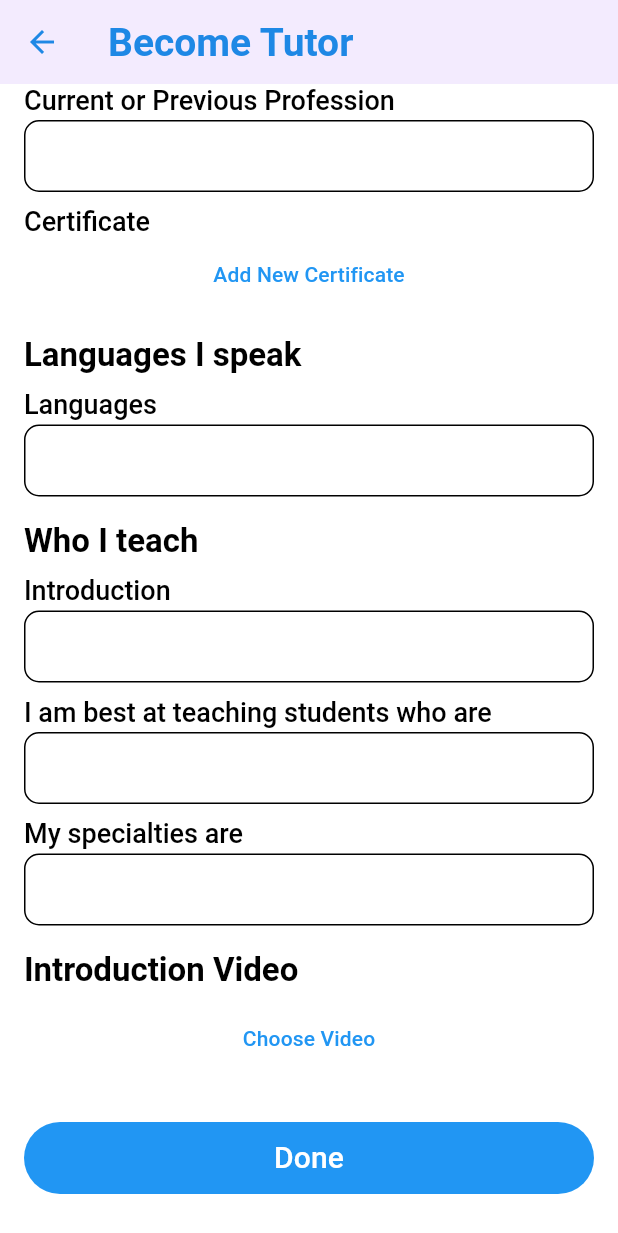
After one commit to nguyentrongnhan1412/advancedmobileproject, a Flutter app: the BecomeTutorView screen opened by its route, scrolled down 573 dp, after a tap on "Add New Certificate", on a phone screen of 412 x 824 dp. The commit adds this screen. Shown: the top 1233 px of the screen. Run offline on Flutter 3.47's test engine with Material 2 defaults, Android fonts, the phone set to English and light mode, and no system bars.

Commit message:
add become tutor view and booking view

```diff
--- a/lettutor/lib/main.dart
+++ b/lettutor/lib/main.dart
@@ -5,6 +5,8 @@ import 'package:lettutor/views/authentication/register_view.dart';
 import 'package:lettutor/views/authentication/forgot_password_view.dart';
 import 'package:lettutor/pages/navigation_page.dart';
 import 'package:lettutor/views/course_detail_view.dart';
+import 'package:lettutor/views/become_tutor_view.dart';
+import 'package:lettutor/views/booking_detail_view.dart';
 
 void main() {
   runApp(const Lettutor());
@@ -56,6 +58,8 @@ class Lettutor extends StatelessWidget {
         Routes.forgotPassword: (context) => const ForgotPasswordView(),
         Routes.main: (context) => const NavigationPage(),
         Routes.courseDetail: (context) => const CourseDetailView(),
+        Routes.becomeTutor: (context) => const BecomeTutorView(),
+        Routes.bookingDetail: (context) => const BookingDetailView(),
       }
     );
   }
--- /dev/null
+++ b/lettutor/lib/views/become_tutor_view.dart
@@ -0,0 +1,364 @@
+import 'package:flutter/material.dart';
+import 'package:lettutor/widgets/select_date.dart';
+
+class BecomeTutorView extends StatefulWidget {
+  const BecomeTutorView({Key? key}) : super(key: key);
+
+  @override
+  State<BecomeTutorView> createState() => _BecomeTutorViewState();
+}
+
+class _BecomeTutorViewState extends State<BecomeTutorView> {
+  @override
+  Widget build(BuildContext context) {
+    return Scaffold(
+      appBar: AppBar(
+        elevation: 0,
+        backgroundColor: Colors.white,
+        leading: BackButton(
+          color: Colors.blue[600],
+        ),
+        title: Text(
+          'Become Tutor',
+          style: Theme.of(context).textTheme.displayMedium,
+        ),
+      ),
+
+      body: SingleChildScrollView(
+        padding: const EdgeInsets.all(16),
+        child: Column(
+          crossAxisAlignment: CrossAxisAlignment.stretch,
+          children: [
+            Text(
+              'Basic Info',
+              style: Theme.of(context).textTheme.headline3,
+            ),
+
+            Row(
+              children: [
+                Column(
+                  children: [
+                    Image.asset(
+                      'assets/user/user-avatar.jpg',
+                      width: 100,
+                      height: 100,
+                    ),
+                    TextButton(
+                      onPressed: () {},
+                      child: const Text('Upload'),
+                    ),
+                  ],
+                ),
+
+                const SizedBox(width: 16),
+
+                Expanded(
+                  child: Column(
+                    crossAxisAlignment: CrossAxisAlignment.start,
+                    children: [
+                      Text(
+                        'Tutoring Name',
+                        style: Theme.of(context).textTheme.headlineMedium,
+                      ),
+
+                      const SizedBox(height: 2),
+
+                      const TextField(
+                        decoration: InputDecoration(
+                          contentPadding: EdgeInsets.symmetric(
+                            vertical: 4,
+                            horizontal: 8,
+                          ),
+                          border: OutlineInputBorder(
+                            borderSide: BorderSide(color: Colors.grey, width: 2),
+                            borderRadius: BorderRadius.all(Radius.circular(10)),
+                          ),
+                        ),
+                      ),
+
+                      const SizedBox(height: 8),
+
+                      Text(
+                        'I am from',
+                        style: Theme.of(context).textTheme.headlineMedium,
+                      ),
+
+                      const SizedBox(height: 2),
+
+                      const TextField(
+                        decoration: InputDecoration(
+                          contentPadding: EdgeInsets.symmetric(
+                            vertical: 4,
+                            horizontal: 8,
+                          ),
+                          border: OutlineInputBorder(
+                            borderSide: BorderSide(color: Colors.grey, width: 2),
+                            borderRadius: BorderRadius.all(Radius.circular(10)),
+                          ),
+                        ),
+                      ),
+
+                      const SizedBox(height: 8),
+
+                      Text(
+                        'Date of Birth',
+                        style: Theme.of(context).textTheme.headlineMedium,
+                      ),
+
+                      const SizedBox(height: 2),
+
+                      const SelectDate(),
+
+                    ],
+                  ),
+                ),
+              ],
+            ),
+
+            const SizedBox(height: 16),
+
+            Text(
+              'CV',
+              style: Theme.of(context).textTheme.displaySmall,
+            ),
+
+            const SizedBox(height: 8),
+
+            Text(
+              'Interests',
+              style: Theme.of(context).textTheme.headlineMedium,
+            ),
+
+            const SizedBox(height: 2),
+
+            const TextField(
+              decoration: InputDecoration(
+                contentPadding: EdgeInsets.symmetric(
+                  vertical: 4,
+                  horizontal: 8,
+                ),
+                border: OutlineInputBorder(
+                  borderSide: BorderSide(color: Colors.grey, width: 2),
+                  borderRadius: BorderRadius.all(Radius.circular(10)),
+                ),
+              ),
+            ),
+
+            const SizedBox(height: 8),
+
+            Text(
+              'Education',
+              style: Theme.of(context).textTheme.headlineMedium,
+            ),
+
+            const SizedBox(height: 2),
+
+            const TextField(
+              decoration: InputDecoration(
+                contentPadding: EdgeInsets.symmetric(
+                  vertical: 4,
+                  horizontal: 8,
+                ),
+                border: OutlineInputBorder(
+                  borderSide: BorderSide(color: Colors.grey, width: 2),
+                  borderRadius: BorderRadius.all(Radius.circular(10)),
+                ),
+              ),
+            ),
+
+            const SizedBox(height: 8),
+
+            Text(
+              'Experience',
+              style: Theme.of(context).textTheme.headlineMedium,
+            ),
+
+            const SizedBox(height: 2),
+
+            const TextField(
+              decoration: InputDecoration(
+                contentPadding: EdgeInsets.symmetric(
+                  vertical: 4,
+                  horizontal: 8,
+                ),
+                border: OutlineInputBorder(
+                  borderSide: BorderSide(color: Colors.grey, width: 2),
+                  borderRadius: BorderRadius.all(Radius.circular(10)),
+                ),
+              ),
+            ),
+
+            const SizedBox(height: 8),
+
+            Text(
+              'Current or Previous Profession',
+              style: Theme.of(context).textTheme.headlineMedium,
+            ),
+
+            const SizedBox(height: 2),
+
+            const TextField(
+              decoration: InputDecoration(
+                contentPadding: EdgeInsets.symmetric(
+                  vertical: 4,
+                  horizontal: 8,
+                ),
+                border: OutlineInputBorder(
+                  borderSide: BorderSide(color: Colors.grey, width: 2),
+                  borderRadius: BorderRadius.all(Radius.circular(10)),
+                ),
+              ),
+            ),
+
+            const SizedBox(height: 8),
+
+            Text(
+              'Certificate',
+              style: Theme.of(context).textTheme.headlineMedium,
+            ),
+
+            TextButton(
+              onPressed: () {},
+              child: const Text('Add New Certificate'),
+            ),
+
+            const SizedBox(height: 16),
+
+            Text(
+              'Languages I speak',
+              style: Theme.of(context).textTheme.displaySmall,
+            ),
+
+            const SizedBox(height: 8),
+
+            Text(
+              'Languages',
+              style: Theme.of(context).textTheme.headlineMedium,
+            ),
+
+            const SizedBox(height: 2),
+
+            const TextField(
+              decoration: InputDecoration(
+                contentPadding: EdgeInsets.symmetric(
+                  vertical: 4,
+                  horizontal: 8,
+                ),
+                border: OutlineInputBorder(
+                  borderSide: BorderSide(color: Colors.grey, width: 2),
+                  borderRadius: BorderRadius.all(Radius.circular(10)),
+                ),
+              ),
+            ),
+
+            const SizedBox(height: 16),
+
+            Text(
+              'Who I teach',
+              style: Theme.of(context).textTheme.displaySmall,
+            ),
+
+            const SizedBox(height: 8),
+
+            Text(
+              'Introduction',
+              style: Theme.of(context).textTheme.headlineMedium,
+            ),
+
+            const SizedBox(height: 2),
+
+            const TextField(
+              decoration: InputDecoration(
+                contentPadding: EdgeInsets.symmetric(
+                  vertical: 4,
+                  horizontal: 8,
+                ),
+                border: OutlineInputBorder(
+                  borderSide: BorderSide(color: Colors.grey, width: 2),
+                  borderRadius: BorderRadius.all(Radius.circular(10)),
+                ),
+              ),
+            ),
+
+            const SizedBox(height: 8),
+
+            Text(
+              'I am best at teaching students who are',
+              style: Theme.of(context).textTheme.headlineMedium,
+            ),
+
+            const SizedBox(height: 2),
+
+            const TextField(
+              decoration: InputDecoration(
+                contentPadding: EdgeInsets.symmetric(
+                  vertical: 4,
+                  horizontal: 8,
+                ),
+                border: OutlineInputBorder(
+                  borderSide: BorderSide(color: Colors.grey, width: 2),
+                  borderRadius: BorderRadius.all(Radius.circular(10)),
+                ),
+              ),
+            ),
+
+            const SizedBox(height: 8),
+
+            Text(
+              'My specialties are',
+              style: Theme.of(context).textTheme.headlineMedium,
+            ),
+
+            const SizedBox(height: 2),
+
+            const TextField(
+              decoration: InputDecoration(
+                contentPadding: EdgeInsets.symmetric(
+                  vertical: 4,
+                  horizontal: 8,
+                ),
+                border: OutlineInputBorder(
+                  borderSide: BorderSide(color: Colors.grey, width: 2),
+                  borderRadius: BorderRadius.all(Radius.circular(10)),
+                ),
+              ),
+            ),
+
+            const SizedBox(height: 16),
+
+            Text(
+              'Introduction Video',
+              style: Theme.of(context).textTheme.displaySmall,
+            ),
+
+            Padding(
+              padding: const EdgeInsets.symmetric(vertical: 8),
+              child: TextButton(
+                onPressed: () {},
+                child: const Text('Choose Video'),
+              ),
+            ),
+
+            Padding(
+              padding: const EdgeInsets.only(top: 24, bottom: 12),
+              child: TextButton(
+                style: TextButton.styleFrom(
+                    minimumSize: const Size.fromHeight(48),
+                    backgroundColor: Colors.blue),
+                onPressed: () {},
+                child: const Text(
+                  'Done',
+                  style: TextStyle(
+                    fontSize: 20,
+                    color: Colors.white,
+                  ),
+                ),
+              ),
+            ),
+
+          ],
+        ),
+      )
+    );
+  }
+}
```
Also changed, not shown: lettutor/lib/views/booking_detail_view.dart (added, +182 -0 lines).
